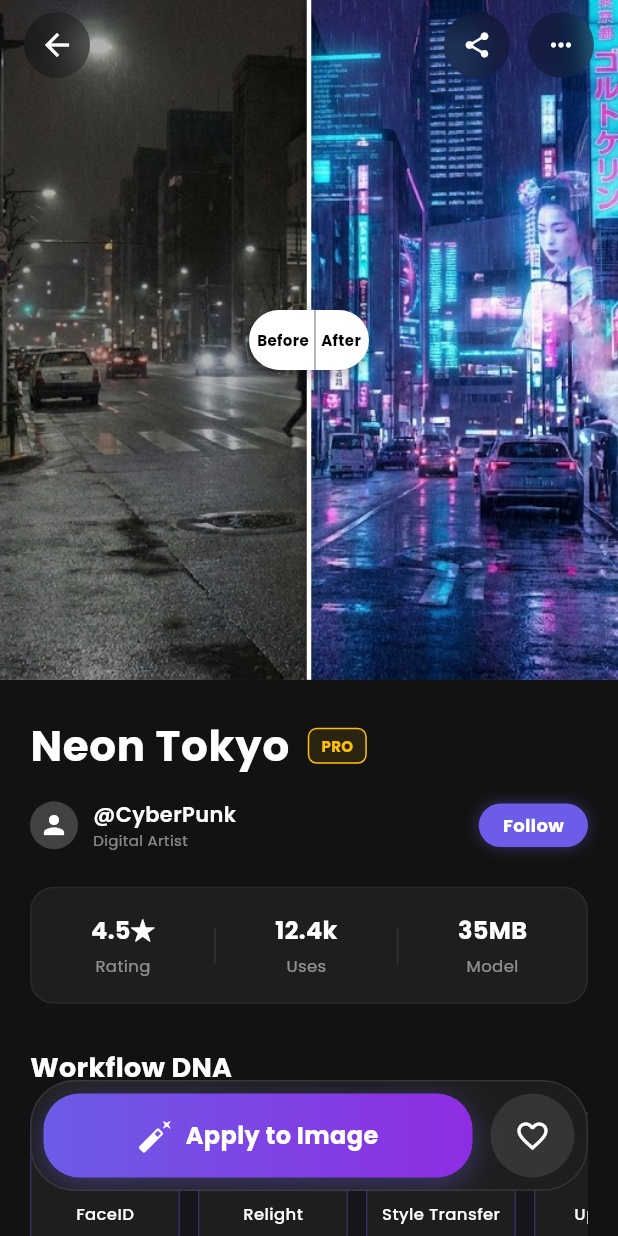
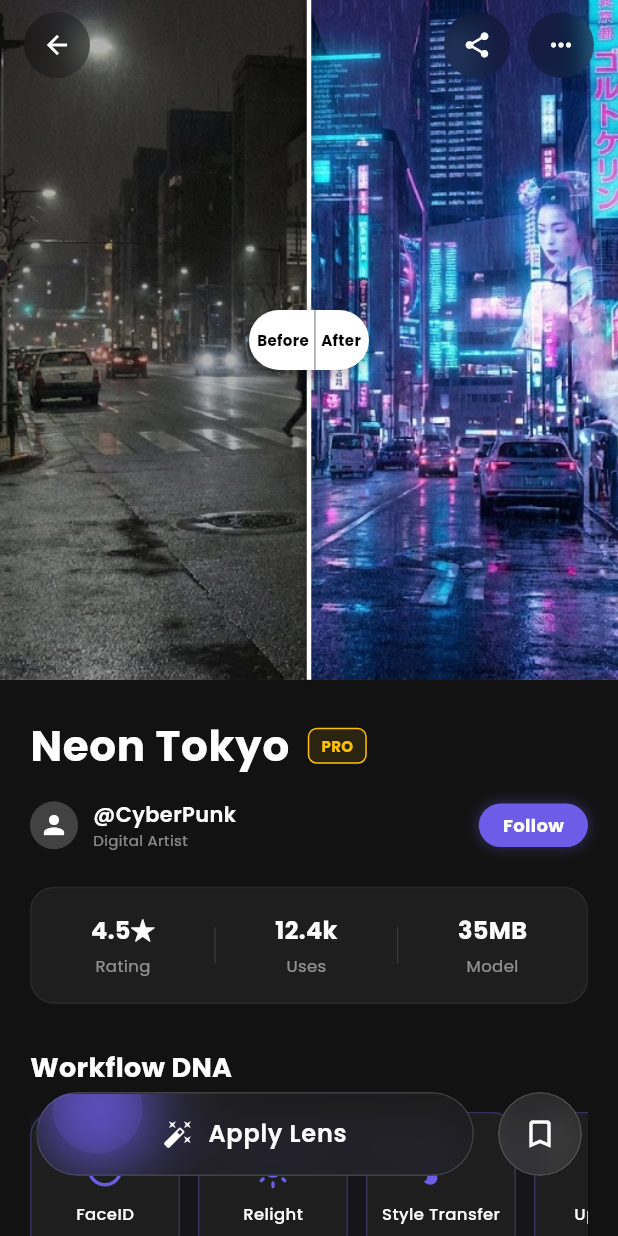
Before and after one commit to Calmer2024/MuseLens, a Flutter app: the LensDetailScreen screen opened directly with sample values from the repository, on a phone screen of 412 x 824 dp. Run offline on Flutter 3.47's test engine with Material 3 defaults, Android fonts, the phone set to English and light mode, and no system bars; our stand-ins replace cached_network_image, dio, flutter_animate, google_fonts, image_picker; network calls fail.

Commit message:
<feat>:优化应用按钮

```diff
--- a/frontend/lib/presentation/screens/lens/lens_detail_screen.dart
+++ b/frontend/lib/presentation/screens/lens/lens_detail_screen.dart
@@ -21,9 +21,10 @@ class _LensDetailScreenState extends State<LensDetailScreen> {
       backgroundColor: AppTheme.background,
       body: Stack(
         children: [
+          // 1. 内容滚动区
           SingleChildScrollView(
             physics: const BouncingScrollPhysics(),
-            padding: const EdgeInsets.only(bottom: 120),
+            padding: const EdgeInsets.only(bottom: 120), // 底部留白给悬浮按钮
             child: Column(
               crossAxisAlignment: CrossAxisAlignment.start,
               children: [
@@ -34,6 +35,7 @@ class _LensDetailScreenState extends State<LensDetailScreen> {
                   child: Column(
                     crossAxisAlignment: CrossAxisAlignment.start,
                     children: [
+                      // 标题行
                       Row(
                         children: [
                           Text(
@@ -69,6 +71,7 @@ class _LensDetailScreenState extends State<LensDetailScreen> {
                         ],
                       ),
                       const SizedBox(height: 16),
+                      // 作者信息
                       Row(
                         children: [
                           CircleAvatar(
@@ -113,6 +116,7 @@ class _LensDetailScreenState extends State<LensDetailScreen> {
                             ],
                           ),
                           const Spacer(),
+                          // 关注按钮
                           Container(
                             padding: const EdgeInsets.symmetric(
                               horizontal: 16,
@@ -142,6 +146,7 @@ class _LensDetailScreenState extends State<LensDetailScreen> {
                         ],
                       ),
                       const SizedBox(height: 24),
+                      // 统计信息
                       Container(
                         padding: const EdgeInsets.symmetric(vertical: 16),
                         decoration: BoxDecoration(
@@ -163,6 +168,7 @@ class _LensDetailScreenState extends State<LensDetailScreen> {
                         ),
                       ),
                       const SizedBox(height: 30),
+                      // Workflow DNA
                       const Text(
                         "Workflow DNA",
                         style: TextStyle(
@@ -194,6 +200,8 @@ class _LensDetailScreenState extends State<LensDetailScreen> {
               ],
             ),
           ),
+
+          // 2. 顶部透明导航栏 (返回 & 分享)
           Positioned(
             top: 0,
             left: 0,
@@ -209,20 +217,7 @@ class _LensDetailScreenState extends State<LensDetailScreen> {
                   children: [
                     GestureDetector(
                       onTap: () => Navigator.pop(context),
-                      child: ClipOval(
-                        child: BackdropFilter(
-                          filter: ImageFilter.blur(sigmaX: 10, sigmaY: 10),
-                          child: Container(
-                            width: 44,
-                            height: 44,
-                            color: Colors.black.withOpacity(0.3),
-                            child: const Icon(
-                              Icons.arrow_back,
-                              color: Colors.white,
-                            ),
-                          ),
-                        ),
-                      ),
+                      child: _buildGlassIcon(Icons.arrow_back),
                     ),
                     Row(
                       children: [
@@ -236,79 +231,91 @@ class _LensDetailScreenState extends State<LensDetailScreen> {
               ),
             ),
           ),
+
+          // 3. 🔥 底部悬浮操作区 (核心修改：高级磨砂质感按钮)
           Positioned(
-            bottom: 30,
-            left: 20,
-            right: 20,
+            bottom: 40,
+            left: 24,
+            right: 24,
+            child: Row(
+              children: [
+                // 3.1 Apply 按钮 (主体)
+                Expanded(
+                  child: GestureDetector(
+                    onTap: () {
+                      // TODO: 跳转到编辑页或应用效果
+                    },
                     child: ClipRRect(
-              borderRadius: BorderRadius.circular(30),
+                      borderRadius: BorderRadius.circular(28),
                       child: BackdropFilter(
                         filter: ImageFilter.blur(sigmaX: 15, sigmaY: 15),
                         child: Container(
-                  padding: const EdgeInsets.all(8),
-                  decoration: BoxDecoration(
-                    color: const Color(0xFF1E1E1E).withOpacity(0.85),
-                    borderRadius: BorderRadius.circular(30),
-                    border: Border.all(color: Colors.white.withOpacity(0.1)),
-                  ),
-                  child: Row(
-                    children: [
-                      Expanded(
-                        child: GestureDetector(
-                          onTap: () {},
-                          child: Container(
                           height: 56,
                           decoration: BoxDecoration(
-                              gradient: const LinearGradient(
-                                colors: [
-                                  AppTheme.electricIndigo,
-                                  Color(0xFF8E2DE2),
-                                ],
+                            // 极深色半透明背景，透出高级感
+                            color: const Color(0xFF1E1E1E).withOpacity(0.8),
+                            borderRadius: BorderRadius.circular(28),
+                            // 高光边框
+                            border: Border.all(
+                              color: Colors.white.withOpacity(0.15),
+                              width: 1,
                             ),
-                              borderRadius: BorderRadius.circular(24),
                             boxShadow: [
+                              // 底部柔和辉光
                               BoxShadow(
-                                  color: AppTheme.electricIndigo.withOpacity(
-                                    0.4,
-                                  ),
-                                  blurRadius: 16,
-                                  offset: const Offset(0, 4),
+                                color: AppTheme.electricIndigo.withOpacity(0.3),
+                                blurRadius: 20,
+                                spreadRadius: -5,
+                                offset: const Offset(0, 10),
                               ),
                             ],
                           ),
-                            child: Row(
-                              mainAxisAlignment: MainAxisAlignment.center,
-                              children: const [
-                                Icon(
-                                  Icons.auto_fix_normal,
-                                  color: Colors.white,
+                          child: Stack(
+                            alignment: Alignment.center,
+                            children: [
+                              // 内部微光装饰 (左上角光斑)
+                              Positioned(
+                                left: 10,
+                                top: -20,
+                                child: Container(
+                                  width: 60,
+                                  height: 60,
+                                  decoration: BoxDecoration(
+                                    shape: BoxShape.circle,
+                                    color: AppTheme.electricIndigo.withOpacity(
+                                      0.2,
                                     ),
-                                SizedBox(width: 8),
-                                Text(
-                                  "Apply to Image",
-                                  style: TextStyle(
-                                    color: Colors.white,
-                                    fontSize: 16,
-                                    fontWeight: FontWeight.bold,
-                                  ),
+                                    boxShadow: [
+                                      BoxShadow(
+                                        color: AppTheme.electricIndigo,
+                                        blurRadius: 40,
+                                        spreadRadius: 5,
                                       ),
                                     ],
                                   ),
                                 ),
                               ),
+
+                              // 按钮内容
+                              Row(
+                                mainAxisAlignment: MainAxisAlignment.center,
+                                children: const [
+                                  Icon(
+                                    Icons.auto_fix_high,
+                                    color: Colors.white,
+                                    size: 20,
                                   ),
-                      const SizedBox(width: 12),
-                      Container(
-                        width: 56,
-                        height: 56,
-                        decoration: BoxDecoration(
-                          color: Colors.white.withOpacity(0.1),
-                          shape: BoxShape.circle,
+                                  SizedBox(width: 10),
+                                  Text(
+                                    "Apply Lens",
+                                    style: TextStyle(
+                                      color: Colors.white,
+                                      fontSize: 16,
+                                      fontWeight: FontWeight.w600,
+                                      letterSpacing: 0.5,
                                     ),
-                        child: const Icon(
-                          Icons.favorite_border,
-                          color: Colors.white,
                                   ),
+                                ],
                               ),
                             ],
                           ),
@@ -316,11 +323,44 @@ class _LensDetailScreenState extends State<LensDetailScreen> {
                       ),
                     ),
                   ),
+                ),
+
+                const SizedBox(width: 16),
+
+                // 3.2 收藏按钮 (圆形玻璃质感)
+                GestureDetector(
+                  onTap: () {},
+                  child: ClipOval(
+                    child: BackdropFilter(
+                      filter: ImageFilter.blur(sigmaX: 10, sigmaY: 10),
+                      child: Container(
+                        width: 56,
+                        height: 56,
+                        decoration: BoxDecoration(
+                          color: Colors.white.withOpacity(0.1), // 浅色半透明
+                          shape: BoxShape.circle,
+                          border: Border.all(
+                            color: Colors.white.withOpacity(0.15),
+                          ),
+                        ),
+                        child: const Icon(
+                          Icons.bookmark_border_rounded,
+                          color: Colors.white,
+                          size: 24,
+                        ),
+                      ),
+                    ),
+                  ),
+                ),
+              ],
+            ),
+          ),
         ],
       ),
     );
   }
 
+  // --- 交互式对比滑块 ---
   Widget _buildInteractiveSlider(BuildContext context) {
     final double height = MediaQuery.of(context).size.height * 0.55;
 
```
Lines whose indentation alone changed are shown as unchanged.
